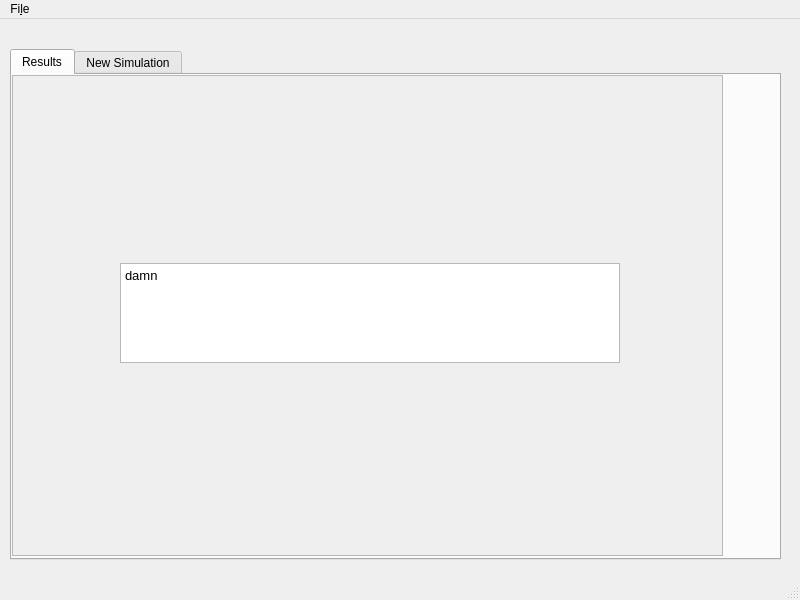
Qt form entropy/gui_files/simmer.ui (Elmosnewshoes/Stigmergy) before a commit.
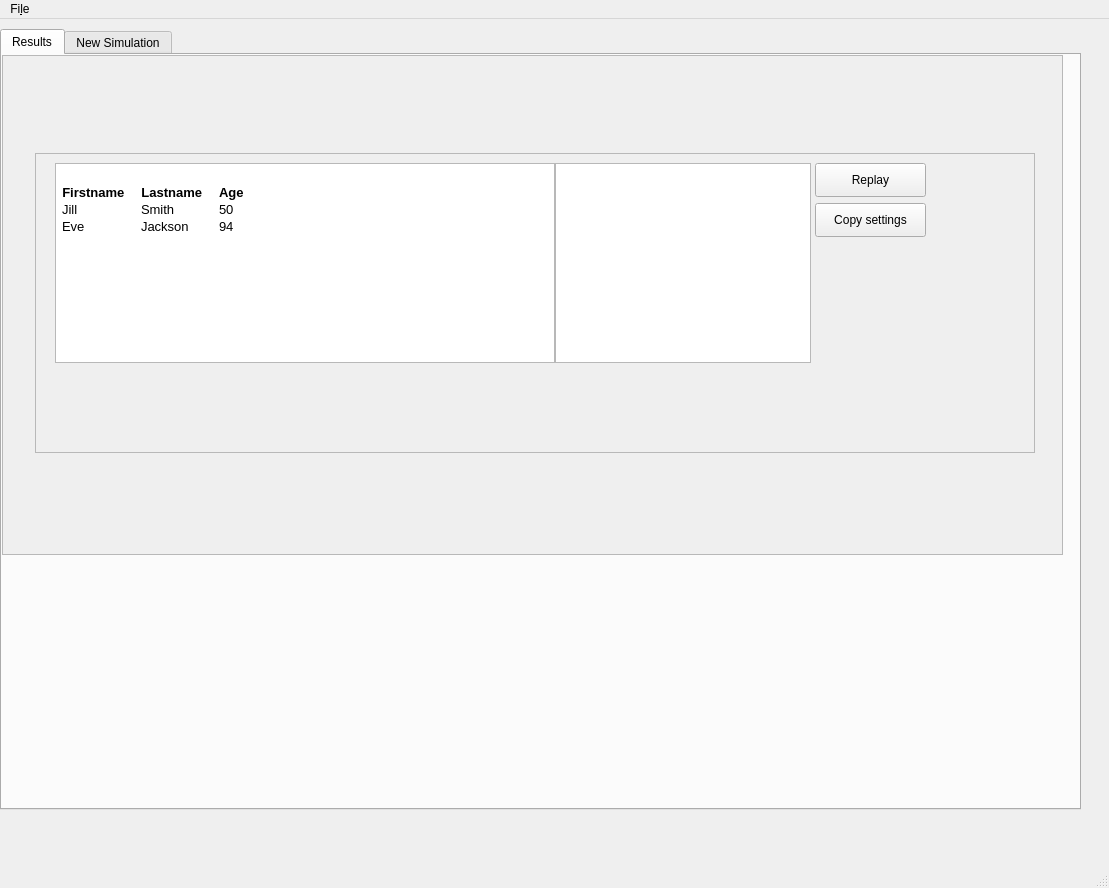
The same form after that commit.

What changed in the file:
```diff
--- a/entropy/gui_files/simmer.ui
+++ b/entropy/gui_files/simmer.ui
@@ -6,8 +6,8 @@
    <rect>
     <x>0</x>
     <y>0</y>
-    <width>800</width>
-    <height>600</height>
+    <width>1109</width>
+    <height>888</height>
    </rect>
   </property>
   <property name="windowTitle">
@@ -17,16 +17,16 @@
    <widget class="QTabWidget" name="tabWidget">
     <property name="geometry">
      <rect>
-      <x>10</x>
-      <y>30</y>
-      <width>771</width>
-      <height>511</height>
+      <x>0</x>
+      <y>10</y>
+      <width>1081</width>
+      <height>781</height>
      </rect>
     </property>
     <property name="sizePolicy">
-     <sizepolicy hsizetype="Expanding" vsizetype="Expanding">
-      <horstretch>0</horstretch>
-      <verstretch>0</verstretch>
+     <sizepolicy hsizetype="MinimumExpanding" vsizetype="MinimumExpanding">
+      <horstretch>100</horstretch>
+      <verstretch>100</verstretch>
      </sizepolicy>
     </property>
     <property name="minimumSize">
@@ -56,8 +56,8 @@
        <rect>
         <x>0</x>
         <y>0</y>
-        <width>711</width>
-        <height>481</height>
+        <width>1061</width>
+        <height>500</height>
        </rect>
       </property>
       <property name="sizePolicy">
@@ -75,7 +75,7 @@
       <property name="maximumSize">
        <size>
         <width>16777215</width>
-        <height>500</height>
+        <height>16777215</height>
        </size>
       </property>
       <property name="baseSize">
@@ -104,8 +104,8 @@
         <rect>
          <x>0</x>
          <y>0</y>
-         <width>707</width>
-         <height>477</height>
+         <width>1057</width>
+         <height>496</height>
         </rect>
        </property>
        <property name="sizePolicy">
@@ -127,26 +127,106 @@
            <number>4</number>
           </property>
           <item>
-           <widget class="QTextBrowser" name="simPropertiesDisplay">
-            <property name="minimumSize">
-             <size>
-              <width>500</width>
-              <height>100</height>
-             </size>
-            </property>
+           <widget class="QFrame" name="sim_results_fram">
             <property name="maximumSize">
              <size>
-              <width>500</width>
-              <height>100</height>
+              <width>1000</width>
+              <height>300</height>
              </size>
             </property>
-            <property name="html">
-             <string>&lt;!DOCTYPE HTML PUBLIC &quot;-//W3C//DTD HTML 4.0//EN&quot; &quot;http://www.w3.org/TR/REC-html40/strict.dtd&quot;&gt;
+            <property name="frameShape">
+             <enum>QFrame::StyledPanel</enum>
+            </property>
+            <property name="frameShadow">
+             <enum>QFrame::Raised</enum>
+            </property>
+            <widget class="QTextBrowser" name="simPropertiesDisplay">
+             <property name="geometry">
+              <rect>
+               <x>20</x>
+               <y>10</y>
+               <width>500</width>
+               <height>200</height>
+              </rect>
+             </property>
+             <property name="minimumSize">
+              <size>
+               <width>500</width>
+               <height>100</height>
+              </size>
+             </property>
+             <property name="maximumSize">
+              <size>
+               <width>500</width>
+               <height>200</height>
+              </size>
+             </property>
+             <property name="html">
+              <string>&lt;!DOCTYPE HTML PUBLIC &quot;-//W3C//DTD HTML 4.0//EN&quot; &quot;http://www.w3.org/TR/REC-html40/strict.dtd&quot;&gt;
 &lt;html&gt;&lt;head&gt;&lt;meta name=&quot;qrichtext&quot; content=&quot;1&quot; /&gt;&lt;style type=&quot;text/css&quot;&gt;
 p, li { white-space: pre-wrap; }
 &lt;/style&gt;&lt;/head&gt;&lt;body style=&quot; font-family:'Noto Sans'; font-size:10pt; font-weight:400; font-style:normal;&quot;&gt;
-&lt;p style=&quot; margin-top:0px; margin-bottom:0px; margin-left:0px; margin-right:0px; -qt-block-indent:0; text-indent:0px;&quot;&gt;damn&lt;/p&gt;&lt;/body&gt;&lt;/html&gt;</string>
-            </property>
+&lt;p style=&quot; margin-top:0px; margin-bottom:0px; margin-left:0px; margin-right:0px; -qt-block-indent:0; text-indent:0px;&quot;&gt; &lt;/p&gt;
+&lt;table border=&quot;0&quot; style=&quot; margin-top:0px; margin-bottom:0px; margin-left:0px; margin-right:0px;&quot; cellspacing=&quot;2&quot; cellpadding=&quot;0&quot;&gt;
+&lt;tr&gt;
+&lt;td&gt;
+&lt;p align=&quot;center&quot; style=&quot; margin-top:0px; margin-bottom:0px; margin-left:0px; margin-right:0px; -qt-block-indent:0; text-indent:0px;&quot;&gt;&lt;span style=&quot; font-weight:600;&quot;&gt;Firstname&lt;/span&gt;    &lt;/p&gt;&lt;/td&gt;
+&lt;td&gt;
+&lt;p align=&quot;center&quot; style=&quot; margin-top:0px; margin-bottom:0px; margin-left:0px; margin-right:0px; -qt-block-indent:0; text-indent:0px;&quot;&gt;&lt;span style=&quot; font-weight:600;&quot;&gt;Lastname&lt;/span&gt;    &lt;/p&gt;&lt;/td&gt;
+&lt;td&gt;
+&lt;p align=&quot;center&quot; style=&quot; margin-top:0px; margin-bottom:0px; margin-left:0px; margin-right:0px; -qt-block-indent:0; text-indent:0px;&quot;&gt;&lt;span style=&quot; font-weight:600;&quot;&gt;Age&lt;/span&gt;    &lt;/p&gt;&lt;/td&gt;&lt;/tr&gt;
+&lt;tr&gt;
+&lt;td&gt;
+&lt;p style=&quot; margin-top:0px; margin-bottom:0px; margin-left:0px; margin-right:0px; -qt-block-indent:0; text-indent:0px;&quot;&gt;Jill    &lt;/p&gt;&lt;/td&gt;
+&lt;td&gt;
+&lt;p style=&quot; margin-top:0px; margin-bottom:0px; margin-left:0px; margin-right:0px; -qt-block-indent:0; text-indent:0px;&quot;&gt;Smith    &lt;/p&gt;&lt;/td&gt;
+&lt;td&gt;
+&lt;p style=&quot; margin-top:0px; margin-bottom:0px; margin-left:0px; margin-right:0px; -qt-block-indent:0; text-indent:0px;&quot;&gt;50    &lt;/p&gt;&lt;/td&gt;&lt;/tr&gt;
+&lt;tr&gt;
+&lt;td&gt;
+&lt;p style=&quot; margin-top:0px; margin-bottom:0px; margin-left:0px; margin-right:0px; -qt-block-indent:0; text-indent:0px;&quot;&gt;Eve    &lt;/p&gt;&lt;/td&gt;
+&lt;td&gt;
+&lt;p style=&quot; margin-top:0px; margin-bottom:0px; margin-left:0px; margin-right:0px; -qt-block-indent:0; text-indent:0px;&quot;&gt;Jackson    &lt;/p&gt;&lt;/td&gt;
+&lt;td&gt;
+&lt;p style=&quot; margin-top:0px; margin-bottom:0px; margin-left:0px; margin-right:0px; -qt-block-indent:0; text-indent:0px;&quot;&gt;94  &lt;/p&gt;&lt;/td&gt;&lt;/tr&gt;&lt;/table&gt;&lt;/body&gt;&lt;/html&gt;</string>
+             </property>
+            </widget>
+            <widget class="QGraphicsView" name="entropy_plot">
+             <property name="geometry">
+              <rect>
+               <x>520</x>
+               <y>10</y>
+               <width>256</width>
+               <height>200</height>
+              </rect>
+             </property>
+            </widget>
+            <widget class="QPushButton" name="replay_button">
+             <property name="geometry">
+              <rect>
+               <x>780</x>
+               <y>10</y>
+               <width>111</width>
+               <height>34</height>
+              </rect>
+             </property>
+             <property name="text">
+              <string>Replay</string>
+             </property>
+            </widget>
+            <widget class="QPushButton" name="copy_button">
+             <property name="geometry">
+              <rect>
+               <x>780</x>
+               <y>50</y>
+               <width>111</width>
+               <height>34</height>
+              </rect>
+             </property>
+             <property name="text">
+              <string>Copy settings</string>
+             </property>
+            </widget>
            </widget>
           </item>
          </layout>
@@ -167,7 +247,7 @@
     <rect>
      <x>0</x>
      <y>0</y>
-     <width>800</width>
+     <width>1109</width>
      <height>30</height>
     </rect>
    </property>
```
Left out of the diff: 6 changed lines with no effect on the pictures.
